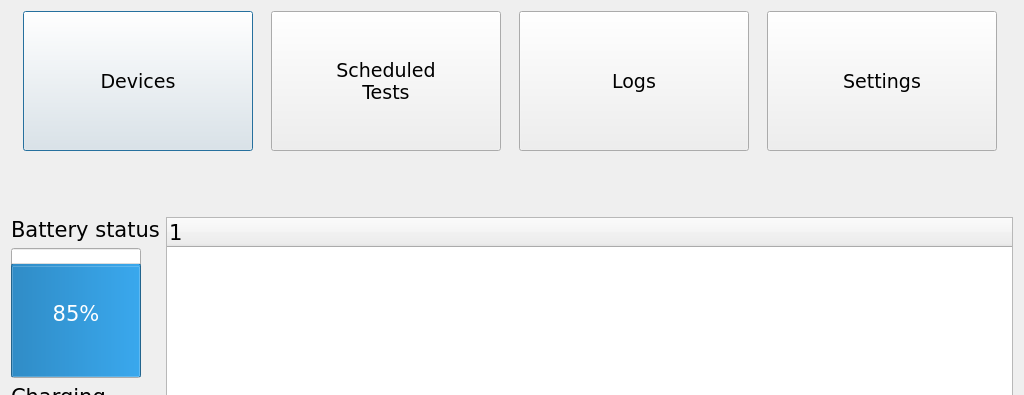
Before: the Qt Designer form sterownik_glowny/bc_client/cmainmenu.ui in bremenpl/bateria_cenralna, drawn with Qt 5; both pictures show x 0 to 1024 and y 0 to 395 of the 1024 by 600 pixel window.
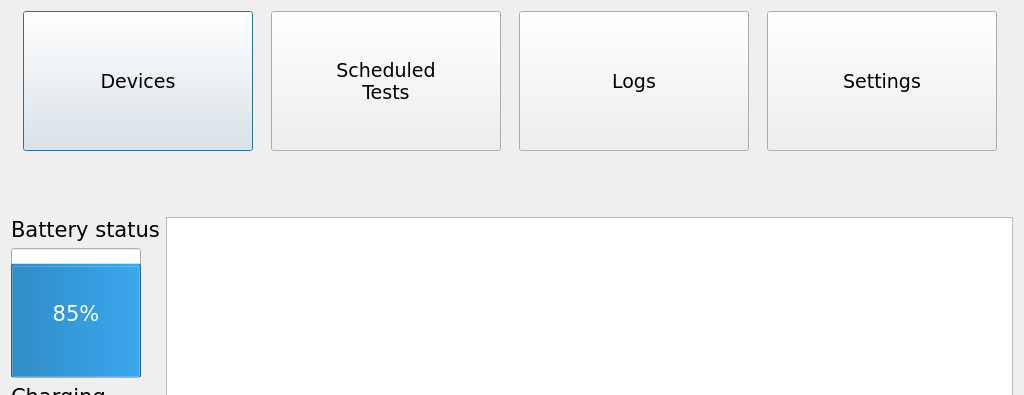
After: the same form once the commit is applied. Icons and pictures are not drawn.

```diff
--- a/sterownik_glowny/bc_client/cmainmenu.ui
+++ b/sterownik_glowny/bc_client/cmainmenu.ui
@@ -282,18 +282,22 @@
       </layout>
      </item>
      <item>
-      <widget class="QTreeWidget" name="twStatus">
+      <widget class="QTableView" name="tvSlaves">
        <property name="font">
         <font>
          <family>DejaVu Sans</family>
-         <pointsize>16</pointsize>
+         <pointsize>14</pointsize>
         </font>
        </property>
-       <column>
-        <property name="text">
-         <string notr="true">1</string>
-        </property>
-       </column>
+       <property name="selectionMode">
+        <enum>QAbstractItemView::NoSelection</enum>
+       </property>
+       <property name="selectionBehavior">
+        <enum>QAbstractItemView::SelectRows</enum>
+       </property>
+       <attribute name="verticalHeaderVisible">
+        <bool>false</bool>
+       </attribute>
       </widget>
      </item>
     </layout>
```
Left out of the diff: 32 changed lines with no effect on the pictures.
